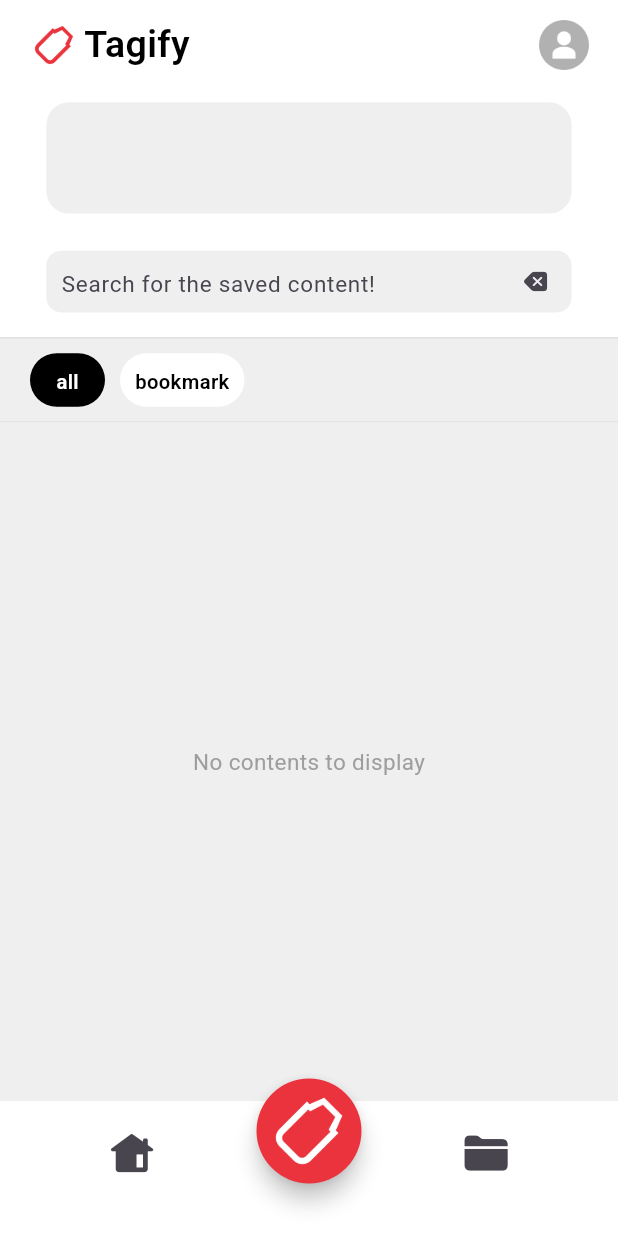
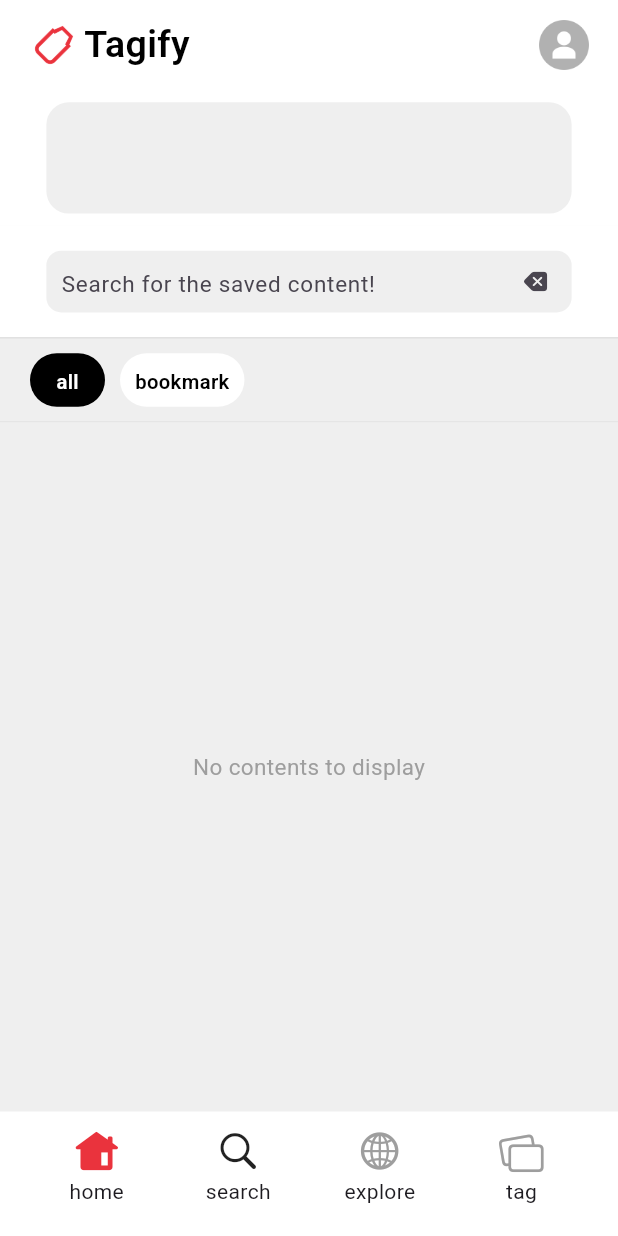
Before and after one commit to jsjp1/f_Tagify, a Flutter app: the HomeScreen screen opened directly with empty values, on a phone screen of 412 x 824 dp. Run offline on Flutter 3.47's test engine with Material 3 defaults, Android fonts, the phone set to English and light mode, and no system bars; our stand-ins replace cached_network_image, dio, easy_localization, flutter_dotenv, google_sign_in, shared_preferences and 2 more; accounts and stored records are empty; network calls fail.

Commit message:
mod navigation bar

```diff
--- a/lib/components/home/navigation_bar_ab.dart
+++ b/lib/components/home/navigation_bar_ab.dart
@@ -15,7 +15,7 @@ class TagifyNavigationBarAB extends StatelessWidget {
 
   @override
   Widget build(BuildContext context) {
-    final TagifyProvider provider = context.watch<TagifyProvider>();
+    final provider = Provider.of<TagifyProvider>(context, listen: false);
 
     return Stack(
       clipBehavior: Clip.none,
@@ -27,21 +27,23 @@ class TagifyNavigationBarAB extends StatelessWidget {
           child: Row(
             mainAxisAlignment: MainAxisAlignment.spaceEvenly,
             children: [
-              Padding(
-                padding: EdgeInsets.only(bottom: 20.0),
-                child: IconButton(
-                  iconSize: 30.0,
-                  icon: Icon(CupertinoIcons.house_alt_fill),
+              NavigationBarButton(
+                icon: provider.currentPage == "home"
+                    ? Icon(CupertinoIcons.house_alt_fill,
+                        color: mainColor, size: 30.0)
+                    : Icon(CupertinoIcons.house_alt,
+                        color: Colors.grey, size: 30.0),
+                buttonName: "home",
                 onPressed: () async {
-                    if (ModalRoute.of(context)?.settings.name != "/home") {
+                  if (provider.currentPage != "home") {
+                    provider.setCurrentPage("home");
                     await provider.setTag("all");
 
-                      Navigator.push(
+                    await Navigator.push(
                       context,
                       PageRouteBuilder(
                         pageBuilder: (context, animation1, animation2) =>
-                              HomeScreen(
-                                  loginResponse: provider.loginResponse!),
+                            HomeScreen(loginResponse: provider.loginResponse!),
                         transitionDuration: Duration.zero,
                         reverseTransitionDuration: Duration.zero,
                       ),
@@ -49,16 +51,60 @@ class TagifyNavigationBarAB extends StatelessWidget {
                   }
                 },
               ),
+              NavigationBarButton(
+                icon: Icon(CupertinoIcons.search, size: 30.0),
+                buttonName: "search",
+                onPressed: () async {
+                  await Navigator.push(
+                    context,
+                    PageRouteBuilder(
+                      pageBuilder: (context, animation1, animation2) =>
+                          AnalyzeScreen(loginResponse: provider.loginResponse!),
+                      transitionDuration: Duration(milliseconds: 300),
+                      reverseTransitionDuration: Duration(milliseconds: 300),
+                      transitionsBuilder:
+                          (context, animation1, animation2, child) {
+                        var begin = Offset(0.0, 1.0);
+                        var end = Offset.zero;
+
+                        var tween = Tween(begin: begin, end: end)
+                            .chain(CurveTween(curve: Curves.easeInOut));
+                        var offsetAnimation = animation1.drive(tween);
+
+                        return SlideTransition(
+                            position: offsetAnimation, child: child);
+                      },
                     ),
-              SizedBox(width: 60),
-              Padding(
-                padding: EdgeInsets.only(bottom: 20.0),
-                child: IconButton(
-                  iconSize: 30.0,
-                  icon: Icon(CupertinoIcons.folder_fill),
+                  );
+                },
+              ),
+              NavigationBarButton(
+                icon: Icon(CupertinoIcons.globe,
+                    color: provider.currentPage == "explore"
+                        ? mainColor
+                        : Colors.grey,
+                    size: 30.0),
+                buttonName: "explore",
                 onPressed: () {
-                    if (ModalRoute.of(context)?.settings.name != "/tag") {
-                      Navigator.push(
+                  if (provider.currentPage != "explore") {
+                    provider.setCurrentPage("explore");
+                  }
+                },
+              ),
+              NavigationBarButton(
+                icon: provider.currentPage == "tag"
+                    ? Icon(
+                        CupertinoIcons.rectangle_fill_on_rectangle_angled_fill,
+                        color: mainColor,
+                        size: 30.0)
+                    : Icon(CupertinoIcons.rectangle_on_rectangle_angled,
+                        color: Colors.grey, size: 30.0),
+                buttonName: "tag",
+                onPressed: () async {
+                  if (provider.currentPage != "tag") {
+                    provider.setCurrentPage("tag");
+
+                    await Navigator.push(
                       context,
                       PageRouteBuilder(
                         pageBuilder: (context, animation1, animation2) =>
@@ -70,48 +116,41 @@ class TagifyNavigationBarAB extends StatelessWidget {
                   }
                 },
               ),
-              ),
             ],
-          ),
-        ),
-        Positioned(
-          bottom: 35,
-          left: MediaQuery.of(context).size.width / 2 - 35,
-          child: SizedBox(
-            width: 70,
-            height: 70,
-            child: FloatingActionButton(
-              onPressed: () {
-                Navigator.push(
-                  context,
-                  PageRouteBuilder(
-                    pageBuilder: (context, animation1, animation2) =>
-                        AnalyzeScreen(loginResponse: provider.loginResponse!),
-                    transitionDuration: Duration(milliseconds: 300),
-                    reverseTransitionDuration: Duration(milliseconds: 300),
-                    transitionsBuilder:
-                        (context, animation1, animation2, child) {
-                      var begin = Offset(0.0, 1.0);
-                      var end = Offset.zero;
-                      var curve = Curves.easeInOut;
-
-                      var tween = Tween(begin: begin, end: end)
-                          .chain(CurveTween(curve: curve));
-                      var offsetAnimation = animation1.drive(tween);
-
-                      return SlideTransition(
-                          position: offsetAnimation, child: child);
-                    },
-                  ),
-                );
-              },
-              shape: StadiumBorder(),
-              backgroundColor: mainColor,
-              child: Image.asset("assets/img/app_logo_white.png"),
-            ),
           ),
         ),
       ],
     );
   }
 }
+
+class NavigationBarButton extends StatelessWidget {
+  final Icon icon;
+  final String buttonName;
+  final VoidCallback onPressed;
+
+  const NavigationBarButton(
+      {super.key,
+      required this.icon,
+      required this.buttonName,
+      required this.onPressed});
+
+  @override
+  Widget build(BuildContext context) {
+    return SizedBox(
+      width: 60.0,
+      height: 60.0,
+      child: Column(
+        mainAxisSize: MainAxisSize.min,
+        children: [
+          GestureDetector(
+            onTap: onPressed,
+            child: icon,
+          ),
+          SizedBox(height: 2),
+          Text(buttonName),
+        ],
+      ),
+    );
+  }
+}
--- a/lib/global.dart
+++ b/lib/global.dart
@@ -23,7 +23,7 @@ const Color snackBarColor = Color.fromARGB(255, 111, 111, 111);
 
 // widget height
 const double appBarHeight = 60.0;
-const double navigationBarHeight = 90.0;
+const double navigationBarHeight = 83.0;
 const double logoImageHeight = 40.0;
 
 class GlobalText extends StatelessWidget {
--- a/lib/provider.dart
+++ b/lib/provider.dart
@@ -8,15 +8,22 @@ import 'package:tagify/components/contents/common.dart';
 class TagifyProvider extends ChangeNotifier {
   int? _userId;
   String _currentTag = "all";
+  String _currentPage = "home";
   List<Content> _contents = [];
   List<Tag> _tags = [];
   Map<String, dynamic>? _loginResponse;
   Map<String, int> _tagNameIdMap = {};
 
   String get currentTag => _currentTag;
+  String get currentPage => _currentPage;
   List<Content> get contents => _contents;
   List<Tag> get tags => _tags;
   Map<String, dynamic>? get loginResponse => _loginResponse;
+
+  void setCurrentPage(String newPage) {
+    _currentPage = newPage;
+    // notifyListeners();
+  }
 
   Future<void> setUserId(int userId) async {
     _userId = userId;
--- a/lib/screens/home_screen.dart
+++ b/lib/screens/home_screen.dart
@@ -2,12 +2,13 @@ import 'package:flutter/material.dart';
 import 'package:provider/provider.dart';
 
 import 'package:tagify/components/home/app_bar.dart';
+import 'package:tagify/components/home/navigation_bar_ab.dart';
 import 'package:tagify/components/home/search_bar.dart';
 import 'package:tagify/components/home/tag_bar.dart';
 import 'package:tagify/components/contents/content_widget.dart';
 import 'package:tagify/global.dart';
 import 'package:tagify/components/home/notice_widget.dart';
-import 'package:tagify/components/home/navigation_bar.dart';
+// import 'package:tagify/components/home/navigation_bar.dart';
 import 'package:tagify/provider.dart';
 
 class HomeScreen extends StatefulWidget {
@@ -93,7 +94,7 @@ class HomeScreenState extends State<HomeScreen> {
                 bottom: 0,
                 left: 0,
                 right: 0,
-                child: TagifyNavigationBar(),
+                child: TagifyNavigationBarAB(),
               ),
             ],
           ),
--- a/lib/screens/tag_screen.dart
+++ b/lib/screens/tag_screen.dart
@@ -3,7 +3,8 @@ import 'package:flutter/material.dart';
 import 'package:provider/provider.dart';
 
 import 'package:tagify/components/home/app_bar.dart';
-import 'package:tagify/components/home/navigation_bar.dart';
+// import 'package:tagify/components/home/navigation_bar.dart';
+import 'package:tagify/components/home/navigation_bar_ab.dart';
 import 'package:tagify/components/tag/tag_box_instance.dart';
 import 'package:tagify/global.dart';
 import 'package:tagify/provider.dart';
@@ -92,7 +93,7 @@ class TagScreenState extends State<TagScreen> {
                 bottom: 0,
                 left: 0,
                 right: 0,
-                child: TagifyNavigationBar(),
+                child: TagifyNavigationBarAB(),
               ),
             ],
           ),
```
Lines whose indentation alone changed are shown as unchanged.
